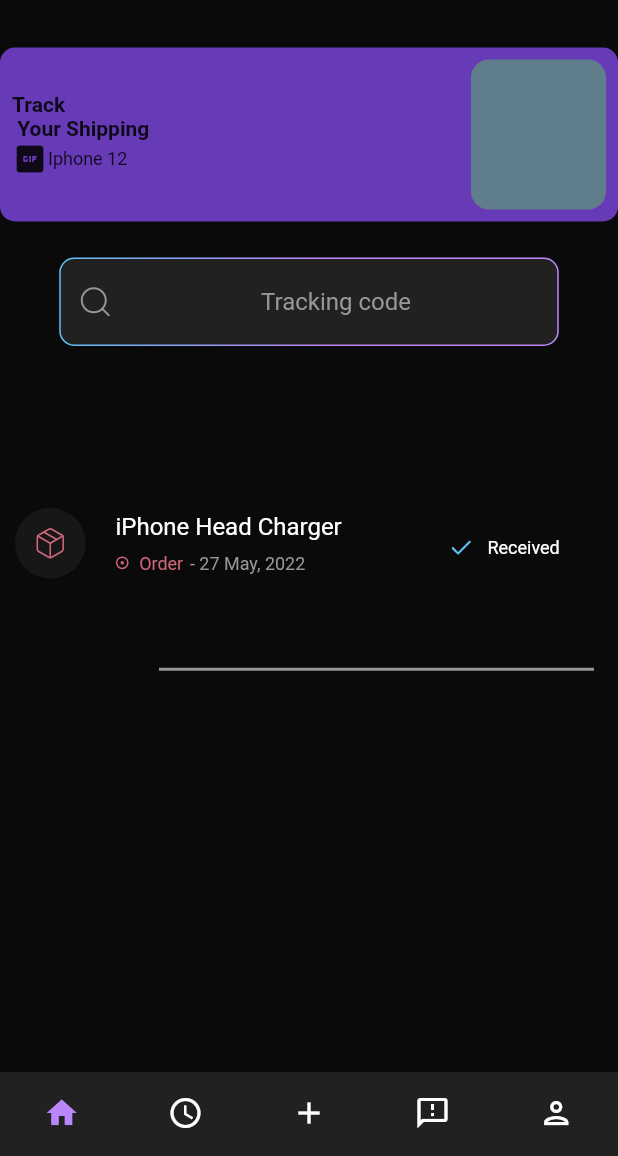
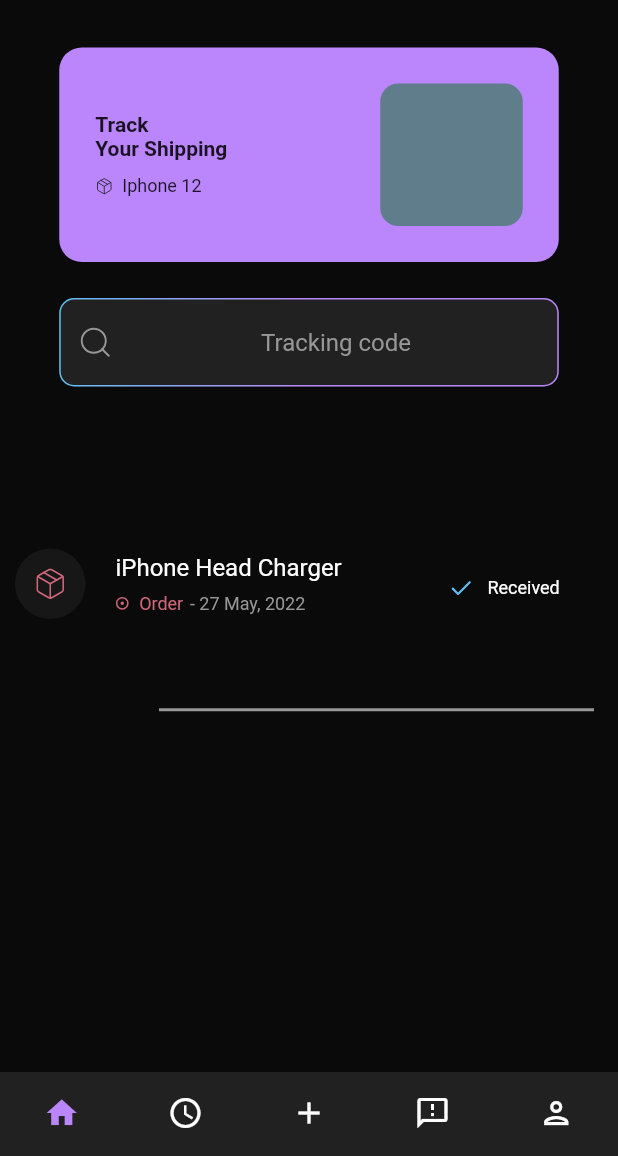
Before and after one commit to antrollingsid/a2b, a Flutter app: the LoginPage screen opened by its route, after a tap on "Login", on a phone screen of 412 x 824 dp, the part 80-1236 px from its top. Run offline on Flutter 3.47's test engine with Material 2 defaults, Android fonts, the phone set to English and light mode, and no system bars; our stand-ins replace carousel_slider, dots_indicator, flutter_svg, get, gradient_borders; Roboto replaces fonts that are missing (Helvetica, SF Pro Display).

Commit message:
edit the shipment widget

```diff
--- a/lib/Components/widgets/custom_textfield_gradiant.dart
+++ b/lib/Components/widgets/custom_textfield_gradiant.dart
@@ -42,7 +42,10 @@ class _GradiantTextfieldState extends State<GradiantTextfield> {
             ),
           ),
           const SizedBox(height: 2),
-          TextField(
+          SizedBox(
+            height: 67,
+            width: 333,
+            child: TextField(
               obscureText: widget.isPassword,
               decoration: InputDecoration(
                 contentPadding: const EdgeInsets.all(10.0),
@@ -54,30 +57,31 @@ class _GradiantTextfieldState extends State<GradiantTextfield> {
                   color: AppColors.onBackgroundDark,
                 ),
                 border: GradientOutlineInputBorder(
-                  gradient: LinearGradient(
+                    gradient: const LinearGradient(
                         colors: [AppColors.primaryDark, AppColors.secondary],
-                      begin: const FractionalOffset(0.0, 0.0),
-                      end: const FractionalOffset(0.5, 0.0),
-                      stops: const [0.0, 1.0],
+                        begin: FractionalOffset(0.0, 0.0),
+                        end: FractionalOffset(0.5, 0.0),
+                        stops: [0.0, 1.0],
                         tileMode: TileMode.clamp),
                     width: 2,
                     borderRadius: BorderRadius.circular(10.0)),
 
                 focusedBorder: GradientOutlineInputBorder(
-                  gradient: LinearGradient(
+                    gradient: const LinearGradient(
                         colors: [
                           AppColors.secondary,
                           AppColors.primaryDark,
                         ],
-                      begin: const FractionalOffset(0.0, 0.0),
-                      end: const FractionalOffset(0.5, 0.0),
-                      stops: const [0.0, 1.0],
+                        begin: FractionalOffset(0.0, 0.0),
+                        end: FractionalOffset(0.5, 0.0),
+                        stops: [0.0, 1.0],
                         tileMode: TileMode.clamp),
                     width: 2,
                     borderRadius: BorderRadius.circular(10.0)),
               ),
               style: const TextStyle(color: Color.fromARGB(255, 181, 181, 181)),
             ),
+          ),
         ],
       ),
     );
--- a/lib/Components/widgets/shippement.dart
+++ b/lib/Components/widgets/shippement.dart
@@ -1,4 +1,7 @@
 import 'package:flutter/material.dart';
+import 'package:flutter_svg/flutter_svg.dart';
+import 'package:a2b/Components/assets/colors.dart';
+import 'package:a2b/allConstants/svg.dart';
 
 class CustomShip extends StatelessWidget {
   const CustomShip({super.key});
@@ -8,27 +11,42 @@ class CustomShip extends StatelessWidget {
     return Padding(
       padding: const EdgeInsets.fromLTRB(0, 5, 0, 5),
       child: Container(
+        height: 143,
+        width: 333,
         decoration: BoxDecoration(
-            color: Colors.deepPurple, borderRadius: BorderRadius.circular(10)),
+          color: AppColors.primaryDark,
+          borderRadius: BorderRadius.circular(15),
+        ),
         child: Padding(
-          padding: const EdgeInsets.all(8.0),
+          padding: const EdgeInsets.fromLTRB(24, 0, 24, 0),
           child: Row(children: [
             Expanded(
                 child: Column(
+              mainAxisAlignment: MainAxisAlignment.center,
+              crossAxisAlignment: CrossAxisAlignment.center,
               children: [
                 const Align(
                   alignment: Alignment.centerLeft,
                   child: Text(
-                      'Track \n Your Shipping',
-                      style: TextStyle(fontWeight: FontWeight.bold),
-                    )),
+                    'Track\nYour Shipping',
+                    style: TextStyle(
+                      fontWeight: FontWeight.bold,
+                    ),
+                  ),
+                ),
                 Row(
-                  children: const [
-                    Icon(Icons.gif_box),
-                    Text(
+                  children: [
+                    Padding(
+                      padding: const EdgeInsets.fromLTRB(0, 10, 0, 0),
+                      child: SvgPicture.string(SvgConstant.parcelIconBlack),
+                    ),
+                    const Padding(
+                      padding: EdgeInsets.fromLTRB(6, 10, 0, 0),
+                      child: Text(
                         "Iphone 12",
                         style: TextStyle(
                           fontSize: 12,
+                        ),
                       ),
                     )
                   ],
@@ -36,11 +54,12 @@ class CustomShip extends StatelessWidget {
               ],
             )),
             Container(
-              height: 100,
-              width: 90,
+              height: 95,
+              width: 95,
               decoration: BoxDecoration(
                 color: Colors.blueGrey,
-                  borderRadius: BorderRadius.circular(12)),
+                borderRadius: BorderRadius.circular(12),
+              ),
             )
           ]),
         ),
```
Also changed, not shown: 2 other files. Lines whose indentation alone changed are shown as unchanged.
